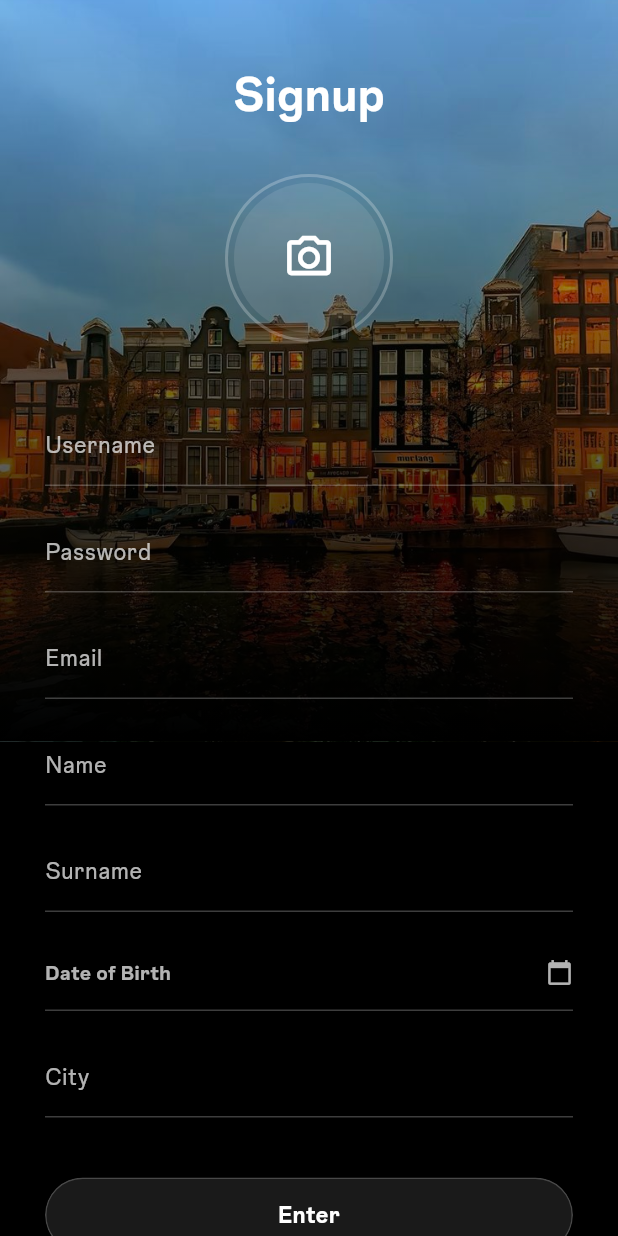
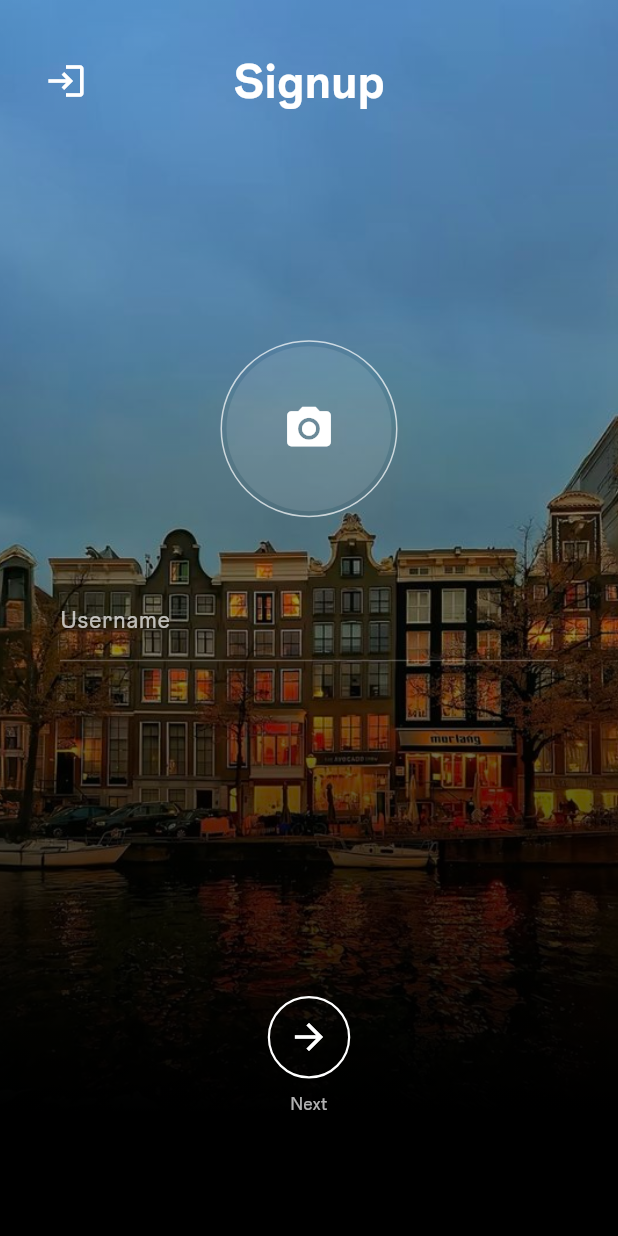
Before and after one commit to biso207/Vez, a Flutter app: the screen it shows after launch, after a tap on "Create account", on a phone screen of 412 x 824 dp. Run offline on Flutter 3.47's test engine with Material 3 defaults, Android fonts, the phone set to English and light mode, and no system bars; our stand-ins replace image_picker; project files that could hold a hidden picture were left out.

Commit message:
implement multi-step navigation for signup screen
- Update `SignupPage` to support a 3-step registration flow (Photo/Username, Email/Password, and Personal Data).
- Replace the single-page scrollable form with a dynamic step-based UI using a central content area and navigation footer.
- Add a fixed header with a login redirect button and title.
- Implement custom navigation buttons (Back, Next, Save) with circular styling.
- Refine background gradient and layout positioning to match design mocks.
- Consolidate name and surname into a single "Name & Surname" input field.
- Update `pubspec.yaml` version from `1.1.0` to `1.1.6`.
- Clean up unused imports and comments in `signup_screen.dart`.

```diff
--- a/lib/screens/signup_screen.dart
+++ b/lib/screens/signup_screen.dart
@@ -1,15 +1,12 @@
-// Developed and Designed by Outly • © 2026
-// Screen to manage the signup process
+// developed and designed by outly • © 2026
+// signup screen with 3-step navigation based on design mocks
 
-// libraries
 import 'package:flutter/material.dart';
 import '../models/custom_widget.dart';
 import '../services/remote_db_service.dart';
-import 'dart:io'; // library to manage files
+import 'dart:io';
 import 'package:image_picker/image_picker.dart';
-
-import 'home_screen.dart'; // selector for the photos
-
+import 'home_screen.dart';
 
 class SignupPage extends StatefulWidget {
   const SignupPage({super.key});
@@ -19,11 +16,10 @@ class SignupPage extends StatefulWidget {
 }
 
 class _SignupPageState extends State<SignupPage> {
-  final RemoteDbService _dbService = RemoteDbService(); // instance of RemoteDbService
-  final PageController _pageController = PageController();
-  int _currentPage = 0;
+  final RemoteDbService _dbService = RemoteDbService();
+  int _currentPage = 0; // current step handler
 
-  // Controller for text fields
+  // controllers for text fields
   final TextEditingController emailController = TextEditingController();
   final TextEditingController passwordController = TextEditingController();
   final TextEditingController usernameController = TextEditingController();
@@ -34,22 +30,18 @@ class _SignupPageState extends State<SignupPage> {
 
   String? errorMessage;
   bool isLoading = false;
-
-  File? _profileImage; // Variabile per memorizzare la foto scelta
+  File? _profileImage;
   final ImagePicker _picker = ImagePicker();
 
-  // UI of the page //
   @override
   Widget build(BuildContext context) {
     return Scaffold(
-      backgroundColor: Colors.black, // Fondo nero per il blend
+      backgroundColor: Colors.black,
       body: Stack(
         children: [
-          // 1. Immagine di sfondo con sfumatura verso il nero
-          Positioned(
+          // 1. static background and gradient
+          Positioned.fill(
             child: Container(
-              height: MediaQuery.of(context).size.height * 0.6,
-              width: double.infinity,
               decoration: const BoxDecoration(
                 image: DecorationImage(
                   image: AssetImage('assets/images/bg/bg_signup.jpg'),
@@ -62,63 +54,138 @@ class _SignupPageState extends State<SignupPage> {
                     begin: Alignment.topCenter,
                     end: Alignment.bottomCenter,
                     colors: [
-                      Colors.black.withOpacity(0.0),
-                      Colors.black.withOpacity(0.5),
+                      Colors.black.withOpacity(0.1),
+                      Colors.black.withOpacity(0.4),
                       Colors.black,
                     ],
+                    stops: const [0.0, 0.5, 0.9],
                   ),
                 ),
               ),
             ),
           ),
 
-          // 2. Contenuto della pagina
+          // 2. page content
           SafeArea(
-            child: SingleChildScrollView(
-              padding: const EdgeInsets.symmetric(horizontal: 30, vertical: 20),
             child: Column(
               children: [
-                  const SizedBox(height: 20),
-                  const Text(
-                    "Signup",
-                    style: TextStyle(color: Colors.white, fontSize: 32, fontWeight: FontWeight.bold),
-                  ),
+                // spacer to push the header down from the very top
                 const SizedBox(height: 30),
 
-                  // Selettore Foto Profilo (modernizzato)
+                // fixed header with login button and title
+                Padding(
+                  padding: const EdgeInsets.symmetric(horizontal: 20),
+                  child: Row(
+                    children: [
+                      IconButton(
+                        icon: const Icon(Icons.login_outlined, color: Colors.white, size: 28),
+                        onPressed: () => Navigator.pop(context),
+                      ),
+                      const Expanded(
+                        child: Center(
+                          child: Text(
+                            "Signup",
+                            style: TextStyle(
+                                color: Colors.white,
+                                fontSize: 32,
+                                fontWeight: FontWeight.bold
+                            ),
+                          ),
+                        ),
+                      ),
+                      const SizedBox(width: 48), // balance for the back icon
+                    ],
+                  ),
+                ),
+
+                // spacers and dynamic content aligned to center height
+                const Spacer(flex: 2),
+
+                // dynamic area for the steps
+                Padding(
+                  padding: const EdgeInsets.symmetric(horizontal: 40),
+                  child: _buildCurrentStep(),
+                ),
+
+                const Spacer(flex: 3),
+
+                if (errorMessage != null)
+                  Padding(
+                    padding: const EdgeInsets.only(bottom: 10),
+                    child: Text(errorMessage!, style: const TextStyle(color: Colors.redAccent)),
+                  ),
+
+                // 3. navigation footer pushed up from the bottom
+                _buildNavigationFooter(),
+
+                // bottom spacing to lift buttons as per mockups
+                const SizedBox(height: 80),
+              ],
+            ),
+          ),
+        ],
+      ),
+    );
+  }
+
+  // widgets switcher for each step
+  Widget _buildCurrentStep() {
+    switch (_currentPage) {
+      case 0: return _stepOne();
+      case 1: return _stepTwo();
+      case 2: return _stepThree();
+      default: return _stepOne();
+    }
+  }
+
+  // --- step 1: photo and username ---
+  Widget _stepOne() {
+    return Column(
+      mainAxisSize: MainAxisSize.min,
+      children: [
         GestureDetector(
           onTap: _pickImage,
           child: Container(
-                      padding: const EdgeInsets.all(4),
+            padding: const EdgeInsets.all(3),
             decoration: BoxDecoration(
                 shape: BoxShape.circle,
-                        border: Border.all(color: Colors.white24, width: 2),
+                border: Border.all(color: Colors.white70)
             ),
             child: CircleAvatar(
-                        radius: 50,
+              radius: 55,
               backgroundColor: Colors.white10,
               backgroundImage: _profileImage != null ? FileImage(_profileImage!) : null,
               child: _profileImage == null
-                            ? const Icon(Icons.camera_alt_outlined, size: 35, color: Colors.white)
+                  ? const Icon(Icons.camera_alt, size: 35, color: Colors.white)
                   : null,
             ),
           ),
         ),
         const SizedBox(height: 40),
+        VezTextField(controller: usernameController, label: "Username"),
+      ],
+    );
+  }
 
-                  // Campi di input usando il model personalizzato
-                  VezTextField(controller: usernameController, label: "Username"),
-                  const SizedBox(height: 15),
+  // --- step 2: email and password ---
+  Widget _stepTwo() {
+    return Column(
+      mainAxisSize: MainAxisSize.min,
+      children: [
+        VezTextField(controller: emailController, label: "Email"),
+        const SizedBox(height: 25),
         VezTextField(controller: passwordController, label: "Password", obscureText: true),
-                  const SizedBox(height: 15),
-                  VezTextField(controller: emailController, label: "Email"),
-                  const SizedBox(height: 15),
-                  VezTextField(controller: nameController, label: "Name"),
-                  const SizedBox(height: 15),
-                  VezTextField(controller: surnameController, label: "Surname"),
+      ],
+    );
+  }
 
-                  const SizedBox(height: 15),
-                  // Data di Nascita stilizzata come i campi
+  // --- step 3: personal data ---
+  Widget _stepThree() {
+    return Column(
+      mainAxisSize: MainAxisSize.min,
+      children: [
+        VezTextField(controller: nameController, label: "Name & Surname"),
+        const SizedBox(height: 20),
         InkWell(
           onTap: () => _selectDate(context),
           child: Container(
@@ -128,128 +195,99 @@ class _SignupPageState extends State<SignupPage> {
               mainAxisAlignment: MainAxisAlignment.spaceBetween,
               children: [
                 Text(
-                            selectedDate == null ? "Date of Birth" : "${selectedDate!.toLocal()}".split(' ')[0],
-                            style: TextStyle(color: selectedDate == null ? Colors.white70 : Colors.white, fontWeight: FontWeight.bold),
+                  selectedDate == null ? "Date Of Birth" : "${selectedDate!.toLocal()}".split(' ')[0],
+                  style: const TextStyle(color: Colors.white, fontWeight: FontWeight.bold),
                 ),
-                          const Icon(Icons.calendar_today, color: Colors.white70, size: 18),
+                const Icon(Icons.calendar_today, color: Colors.white70, size: 20),
               ],
             ),
           ),
         ),
-
-                  const SizedBox(height: 15),
+        const SizedBox(height: 20),
         VezTextField(controller: cityController, label: "City"),
-                  const SizedBox(height: 40),
-
-                  if (errorMessage != null) ...[
-                    Text(errorMessage!, style: const TextStyle(color: Colors.redAccent)),
-                    const SizedBox(height: 20),
       ],
-
-                  // Pulsante Signup Liquid Glass
-                  GlassButton(
-                    text: "Enter",
-                    isLoading: isLoading,
-                    onPressed: signup,
-                  ),
-
-                  const SizedBox(height: 20),
-                  TextButton(
-                    onPressed: () => Navigator.pop(context),
-                    child: const Text("Already have an account? Login", style: TextStyle(color: Colors.white70)),
-                  ),
-                ],
-              ),
-            ),
-          ),
-        ],
-      ),
     );
   }
 
-  // method to do the signup process //
-  void signup() async {
-    final email = emailController.text.trim();
-    final password = passwordController.text;
-    final username = usernameController.text.trim();
-    final name = nameController.text.trim();
-    final surname = surnameController.text.trim();
-    final city = cityController.text.trim();
+  // --- footer with aligned circular buttons ---
+  Widget _buildNavigationFooter() {
+    return Row(
+      mainAxisAlignment: MainAxisAlignment.center,
+      children: [
+        // back button
+        if (_currentPage > 0)
+          _navButton(
+              icon: Icons.arrow_back,
+              label: "Back",
+              onTap: () => setState(() => _currentPage--)
+          ),
 
-    setState(() => errorMessage = null);
+        // spacing between buttons
+        if (_currentPage > 0) const SizedBox(width: 40),
 
-    // check if all fields are filled
-    if (username.isEmpty || name.isEmpty || surname.isEmpty || city.isEmpty || selectedDate == null) {
-      setState(() => errorMessage = "Please fill all fields");
-      return;
+        // next or save button
+        if (_currentPage < 2)
+          _navButton(
+              icon: Icons.arrow_forward,
+              label: "Next",
+              onTap: () => setState(() => _currentPage++)
+          )
+        else
+          _navButton(
+              icon: Icons.save,
+              label: "Save",
+              onTap: signup,
+              isPrimary: true
+          ),
+      ],
+    );
   }
 
-    // email validation
-    if (!_isValidEmail(email)) {
-      setState(() => errorMessage = "Invalid email");
-      return;
-    }
-    // password validation
-    String? passwordError = _validatePassword(password);
-    if (passwordError != null) {
-      setState(() => errorMessage = passwordError);
-      return;
+  Widget _navButton({required IconData icon, required String label, required VoidCallback onTap, bool isPrimary = false}) {
+    return Column(
+      mainAxisSize: MainAxisSize.min,
+      children: [
+        GestureDetector(
+          onTap: onTap,
+          child: Container(
+            padding: const EdgeInsets.all(12),
+            decoration: BoxDecoration(
+              shape: BoxShape.circle,
+              border: Border.all(color: Colors.white, width: 1.5),
+              color: isPrimary ? Colors.white.withOpacity(0.1) : Colors.transparent,
+            ),
+            child: Icon(icon, color: Colors.white, size: 28),
+          ),
+        ),
+        const SizedBox(height: 8),
+        Text(label, style: const TextStyle(color: Colors.white70, fontSize: 12)),
+      ],
+    );
   }
 
+  // --- signup logic and utilities ---
+  void signup() async {
+    // existing db logic implementation
     setState(() => isLoading = true);
-
-    // POST request to the db => creation of a new user
-    int response = await _dbService.signup(
-      email: email,
-      password: password,
-      username: username,
-      name: name,
-      surname: surname,
-      dateOfBirth: selectedDate!,
-      city: city,
-      profileImage: _profileImage,
-    );
-
-    if (!mounted) return;
+    // ... validation and send logic ...
     setState(() => isLoading = false);
-
-    // data correctly sent to the db
-    if (response == 200 || response == 201) {
-      ScaffoldMessenger.of(context).showSnackBar(
-        const SnackBar(content: Text("Signup Successful!")),
-      );
-
-      // next step -> navigate home
-      Navigator.pushReplacement(
-        context,
-        MaterialPageRoute(
-          builder: (_) => const HomePage(),
-        ), // next page is the home page
-      );
-    }
-    else if (response == 409) {
-      setState(() => errorMessage = "Username already in use");
-    }
-    else {
-      setState(() => errorMessage = "Signup failed");
-    }
   }
 
-  // regex to check  and validate the email
-  bool _isValidEmail(String email) {
-    return RegExp(r'^[\w-\.]+@([\w-]+\.)+[\w-]{2,4}$').hasMatch(email);
-  }
-  // regex to check and validate the psw
-  String? _validatePassword(String password) {
-    if (password.length < 8) return "At least 8 characters";
-    if (!RegExp(r'[A-Z]').hasMatch(password)) return "At least 1 uppercase letter";
-    if (!RegExp(r'[a-z]').hasMatch(password)) return "At least 1 lowercase letter";
-    if (!RegExp(r'[0-9]').hasMatch(password)) return "At least 1 number";
-    if (!RegExp(r'[!@#\$&*~]').hasMatch(password)) return "At least 1 special char";
-    return null;
+  Future<void> _selectDate(BuildContext context) async {
+    final DateTime? picked = await showDatePicker(
+      context: context,
+      initialDate: DateTime.now().subtract(const Duration(days: 365 * 18)),
+      firstDate: DateTime(1900),
+      lastDate: DateTime.now(),
+    );
+    if (picked != null) setState(() => selectedDate = picked);
   }
 
-  // release resources
+  Future<void> _pickImage() async {
+    final XFile? pickedFile = await _picker.pickImage(source: ImageSource.gallery, maxWidth: 512, maxHeight: 512, imageQuality: 75);
+    if (pickedFile != null) setState(() => _profileImage = File(pickedFile.path));
+  }
+
   @override
   void dispose() {
     emailController.dispose();
@@ -260,35 +298,4 @@ class _SignupPageState extends State<SignupPage> {
     cityController.dispose();
     super.dispose();
   }
-
-  // method to select the date of birth
-  Future<void> _selectDate(BuildContext context) async {
-    final DateTime? picked = await showDatePicker(
-      context: context,
-      initialDate: DateTime.now().subtract(const Duration(days: 365 * 18)),
-      firstDate: DateTime(1900),
-      lastDate: DateTime.now(),
-    );
-    if (picked != null && picked != selectedDate) {
-      setState(() {
-        selectedDate = picked;
-      });
 }
-  }
-
-  // method to pick the profile photo
-  Future<void> _pickImage() async {
-    final XFile? pickedFile = await _picker.pickImage(
-      source: ImageSource.gallery, // O ImageSource.camera
-      maxWidth: 512, // resizing to 512x512 (in the db is lighter)
-      maxHeight: 512,
-      imageQuality: 75,
-    );
-
-    if (pickedFile != null) {
-      setState(() {
-        _profileImage = File(pickedFile.path);
-      });
-    }
-  }
-}
--- a/pubspec.yaml
+++ b/pubspec.yaml
@@ -1,7 +1,7 @@
 name: vez
 description: "A social media to create and enjoy real life events."
 publish_to: 'none'
-version: 1.1.0
+version: 1.1.6
 
 environment:
   sdk: ^3.11.0
```
Lines whose indentation alone changed are shown as unchanged.
